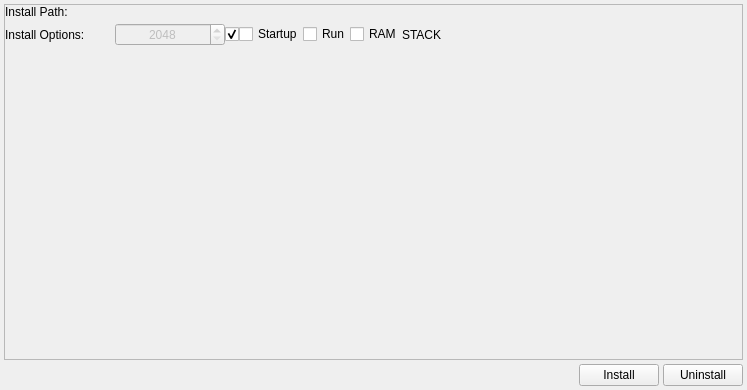
This is CoActionOS-QtSDK/CSdk/CApplicationInstaller.ui in CoActionOS/CoActionOS-Desktop as Qt 5 draws it before an edit. The edited form follows.
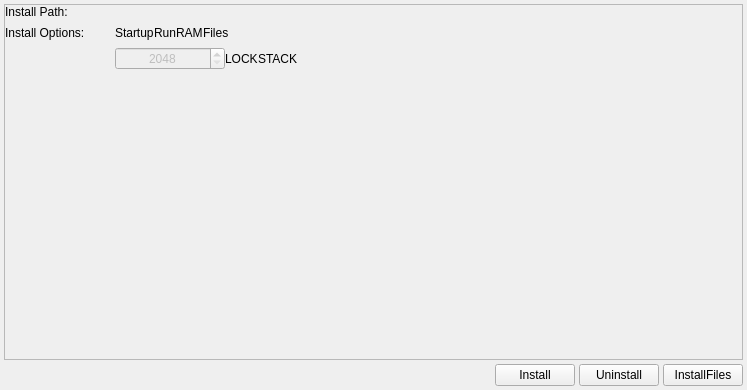
This is the edited form. Custom widgets are drawn as their Qt base class.

Commit message: Fixed #12 - copy files int data folder

What changed in the file:
```diff
--- a/CoActionOS-QtSDK/CSdk/CApplicationInstaller.ui
+++ b/CoActionOS-QtSDK/CSdk/CApplicationInstaller.ui
@@ -124,6 +124,51 @@
          <item row="1" column="1">
           <layout class="QHBoxLayout" name="optionsHorizontalLayout">
            <item>
+            <widget class="CCheckbox" name="optionsStartupCheckBox">
+             <property name="text">
+              <string>Startup</string>
+             </property>
+            </widget>
+           </item>
+           <item>
+            <widget class="CCheckbox" name="optionsRunCheckBox">
+             <property name="text">
+              <string>Run</string>
+             </property>
+            </widget>
+           </item>
+           <item>
+            <widget class="CCheckbox" name="optionsRamCheckBox">
+             <property name="text">
+              <string>RAM</string>
+             </property>
+            </widget>
+           </item>
+           <item>
+            <widget class="CCheckbox" name="optionsFilesCheckBox">
+             <property name="text">
+              <string>Files</string>
+             </property>
+            </widget>
+           </item>
+           <item>
+            <spacer name="horizontalSpacer_2">
+             <property name="orientation">
+              <enum>Qt::Horizontal</enum>
+             </property>
+             <property name="sizeHint" stdset="0">
+              <size>
+               <width>40</width>
+               <height>20</height>
+              </size>
+             </property>
+            </spacer>
+           </item>
+          </layout>
+         </item>
+         <item row="2" column="1">
+          <layout class="QHBoxLayout" name="horizontalLayout">
+           <item>
             <widget class="QSpinBox" name="dataSizeSpinBox">
              <property name="enabled">
               <bool>false</bool>
@@ -152,33 +197,9 @@
             </widget>
            </item>
            <item>
-            <widget class="QCheckBox" name="dataSizeLockCheckBox">
+            <widget class="CLock" name="dataSizeLockCheckBox">
              <property name="text">
-              <string/>
-             </property>
-             <property name="checked">
-              <bool>true</bool>
-             </property>
-            </widget>
-           </item>
-           <item>
-            <widget class="QCheckBox" name="optionsStartupCheckBox">
-             <property name="text">
-              <string>Startup</string>
-             </property>
-            </widget>
-           </item>
-           <item>
-            <widget class="QCheckBox" name="optionsRunCheckBox">
-             <property name="text">
-              <string>Run</string>
-             </property>
-            </widget>
-           </item>
-           <item>
-            <widget class="QCheckBox" name="optionsRamCheckBox">
-             <property name="text">
-              <string>RAM</string>
+              <string>LOCK</string>
              </property>
             </widget>
            </item>
@@ -190,7 +211,7 @@
             </widget>
            </item>
            <item>
-            <spacer name="horizontalSpacer_2">
+            <spacer name="horizontalSpacer_3">
              <property name="orientation">
               <enum>Qt::Horizontal</enum>
              </property>
@@ -267,6 +288,13 @@
        </property>
       </widget>
      </item>
+     <item>
+      <widget class="QPushButton" name="filesInstallButton">
+       <property name="text">
+        <string>InstallFiles</string>
+       </property>
+      </widget>
+     </item>
     </layout>
    </item>
   </layout>
@@ -284,6 +312,16 @@
    <header>CSdk/CInstaller.h</header>
    <container>1</container>
   </customwidget>
+  <customwidget>
+   <class>CCheckbox</class>
+   <extends>QLabel</extends>
+   <header>CSdk/CCheckbox.h</header>
+  </customwidget>
+  <customwidget>
+   <class>CLock</class>
+   <extends>QLabel</extends>
+   <header>CSdk/clock.h</header>
+  </customwidget>
  </customwidgets>
  <resources/>
  <connections>
```
Left out of the diff: 19 changed lines with no effect on the pictures. The commit also changes 4 other files.
